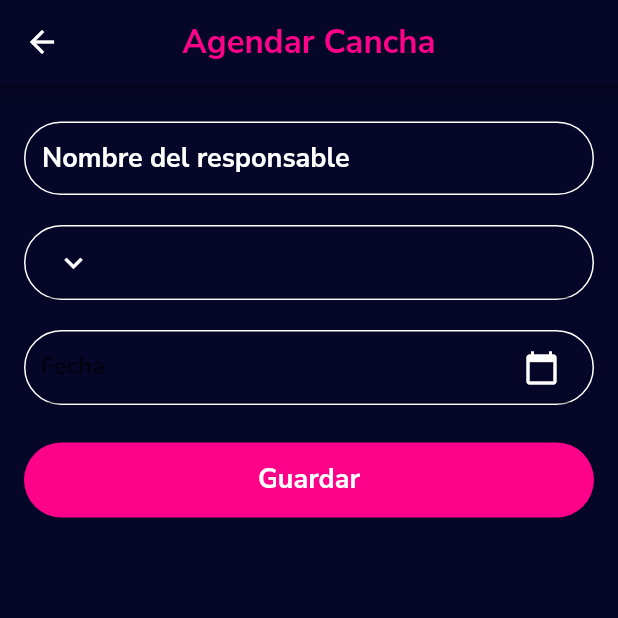
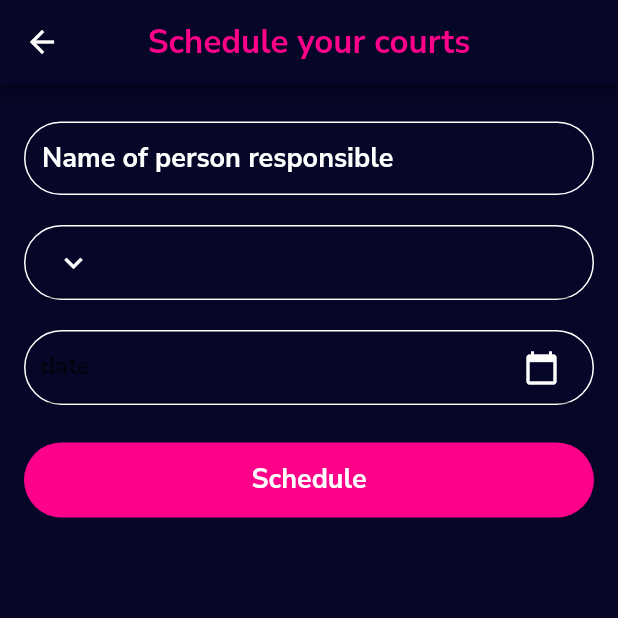
Before and after one commit to ocampo320/just-play-test, a Flutter app: the SavePage screen opened directly, on a phone screen of 412 x 824 dp, the top half of it. Run offline on Flutter 3.47's test engine with Material 2 defaults, Android fonts, the phone set to English and light mode, and no system bars; our stand-ins replace dartz, firebase_core, firebase_remote_config, flutter_bloc, freezed_annotation, sembast; accounts and stored records are empty.

Commit message:
constants

```diff
--- /dev/null
+++ b/lib/core/constants/app_localizations.dart
@@ -0,0 +1,51 @@
+import 'dart:async';
+
+import 'package:flutter/foundation.dart';
+import 'package:flutter/material.dart';
+import 'package:intl/intl.dart';
+
+class AppLocalizationsDelegate extends LocalizationsDelegate<AppLocalizations> {
+  const AppLocalizationsDelegate();
+
+  @override
+  bool isSupported(Locale locale) =>
+      ['en', 'es', 'fr', 'pt'].contains(locale.languageCode);
+
+  @override
+  Future<AppLocalizations> load(Locale locale) {
+    Intl.defaultLocale = locale.languageCode;
+    return SynchronousFuture<AppLocalizations>(AppLocalizations(locale));
+  }
+
+  @override
+  bool shouldReload(AppLocalizationsDelegate old) => false;
+}
+
+class AppLocalizations {
+  AppLocalizations(this.locale);
+
+  Locale locale;
+
+  static AppLocalizations ? of(BuildContext context) {
+    return Localizations.of<AppLocalizations>(context, AppLocalizations);
+  }
+
+  set localizedValues(Map<String, String> value) {
+    _localizedValues = value;
+  }
+
+  Map<String, String> _localizedValues = {
+    'checkInternetConnection': 'Check your internet connection.',
+    'tryAgain': 'Try again',
+  };
+
+  String getLocalizedValue(String key) {
+    return _localizedValues[key] ?? key;
+  }
+
+
+
+String get tryAgain => getLocalizedValue('load'); // Antes estaba 'load'
+
+
+}
--- /dev/null
+++ b/lib/core/constants/constans.dart
@@ -0,0 +1,20 @@
+class Constants {
+  Constants._();
+    static const errorConnecting ='Hubo un problema al conectarse al servidor. Inténtalo de nuevo.';
+        static const errorNetwork = 'No tienes internet, verifica tu conexión.';
+        static const l10n="l10n";
+        static const name="name";
+        static const password="password";
+        static const logIn="LogIn";
+        static const iconImage="assets/icon.webp";
+        static const mainImage="assets/fondo.webp";
+        static const scheduleCourts="Schedule your courts";
+        static const nameResponsible="Name of person responsible";
+        static const selectCourt="Select court";
+        static const date="date";
+        static const schedule="Schedule";
+        static const ok="Ok";
+        static const error="Error";
+        static const courtNoLonger="This court no longer has space for today";
+
+}
--- a/lib/view/home_view/save_page.dart
+++ b/lib/view/home_view/save_page.dart
@@ -6,8 +6,9 @@ import 'package:just_play_test/bloc/home_bloc.dart';
 import 'package:just_play_test/bloc/home_event.dart';
 import 'package:just_play_test/bloc/home_state.dart';
 import 'package:just_play_test/constans/color_manager.dart';
+import 'package:just_play_test/core/constants/constans.dart';
 import 'package:just_play_test/models/court.dart';
-import 'package:just_play_test/view/login_view/app_typography.dart';
+import 'package:just_play_test/view/utils/app_typography.dart';
 import 'package:just_play_test/view/widgets/button_just_play.dart';
 
 import '../widgets/input_just_play.dart';
@@ -25,19 +26,21 @@ class SavePage extends StatelessWidget {
         backgroundColor: ColorManager.neutral800,
         centerTitle: true,
         title: Text(
-          'Agendar Cancha',
+          Constants.scheduleCourts,
           style: AppTypography.stRaleway(
               color: ColorManager.comentary03_900,
               fontSize: 22,
               fontWeight: FontWeight.bold),
         ),
       ),
-      body: SaveForm(),
+      body: const SaveForm(),
     );
   }
 }
 
 class SaveForm extends StatefulWidget {
+  const SaveForm({super.key});
+
   @override
   _SaveFormState createState() => _SaveFormState();
 }
@@ -70,7 +73,7 @@ class _SaveFormState extends State<SaveForm> {
                     });
                   },
                   controller: userInput,
-                  placeHolder: 'Nombre del responsable',
+                  placeHolder:Constants.nameResponsible,
                 ),
                 const SizedBox(
                   height: 20,
@@ -102,7 +105,7 @@ class _SaveFormState extends State<SaveForm> {
                         });
                       },
                       hint: Text(
-                        'Selecciona cancha',
+                        Constants.selectCourt,
                         style: AppTypography.stRaleway(
                             color: ColorManager.neutralWhite,
                             fontSize: 16,
@@ -165,7 +168,7 @@ class _SaveFormState extends State<SaveForm> {
                         controller: dateInput,
                         //editing controller of this TextField
                         decoration: InputDecoration(
-                          hintText: 'Fecha',
+                          hintText: Constants.date,
                           suffixIcon: Icon(
                             Icons.calendar_today,
                             color: ColorManager
@@ -237,7 +240,7 @@ class _SaveFormState extends State<SaveForm> {
                           }
                         }
                       : () {},
-                  title: 'Guardar',
+                  title: Constants.schedule,
 
                 ),
               ],
@@ -256,7 +259,7 @@ class _SaveFormState extends State<SaveForm> {
       isActive = false;
     } else {
       isActive = true;
-      ;
+
     }
     return isActive;
   }
@@ -265,7 +268,7 @@ class _SaveFormState extends State<SaveForm> {
 showAlertDialog(BuildContext context) {
   // set up the button
   Widget okButton = TextButton(
-    child: Text("OK"),
+    child:const Text(Constants.ok),
     onPressed: () {
       Navigator.pop(context);
     },
@@ -273,8 +276,8 @@ showAlertDialog(BuildContext context) {
 
   // set up the AlertDialog
   AlertDialog alert = AlertDialog(
-    title: Text("Error"),
-    content: Text("Esta cancha ya no tiene cupo por hoy"),
+    title: const Text(Constants.error),
+    content:const Text(Constants.courtNoLonger),
     actions: [
       okButton,
     ],
--- a/lib/view/widgets/button_just_play.dart
+++ b/lib/view/widgets/button_just_play.dart
@@ -1,6 +1,6 @@
 import 'package:flutter/material.dart';
 import 'package:just_play_test/constans/color_manager.dart';
-import 'package:just_play_test/view/login_view/app_typography.dart';
+import 'package:just_play_test/view/utils/app_typography.dart';
 
 class ButtonJustPlay extends StatelessWidget {
   const ButtonJustPlay(
--- a/lib/view/widgets/input_just_play.dart
+++ b/lib/view/widgets/input_just_play.dart
@@ -1,6 +1,6 @@
 import 'package:flutter/material.dart';
 import 'package:just_play_test/constans/color_manager.dart';
-import 'package:just_play_test/view/login_view/app_typography.dart';
+import 'package:just_play_test/view/utils/app_typography.dart';
 
 class InputJustPlay extends StatelessWidget {
   const InputJustPlay({
@@ -45,20 +45,20 @@ class InputJustPlay extends StatelessWidget {
             decoration: InputDecoration(
               fillColor: Colors.transparent,
               filled: true,
-              contentPadding: EdgeInsets.fromLTRB(12, 12, 0, 12), // Añade padding a la izquierda
+              contentPadding: const EdgeInsets.fromLTRB(12, 12, 0, 12), // Añade padding a la izquierda
               enabledBorder: OutlineInputBorder(
                 borderSide: BorderSide(
                   color: ColorManager.neutralWhite,
                   width: 1,
                 ),
-                borderRadius: BorderRadius.all(Radius.circular(25)),
+                borderRadius: const BorderRadius.all(Radius.circular(25)),
               ),
               focusedBorder: OutlineInputBorder(
                 borderSide: BorderSide(
                   color: ColorManager.comentary03_900,
                   width: 1,
                 ),
-                borderRadius: BorderRadius.all(Radius.circular(25)),
+                borderRadius: const BorderRadius.all(Radius.circular(25)),
               ),
               hintStyle: AppTypography.stRaleway(
                 color: ColorManager.neutralWhite,
--- a/lib/view/widgets/text_card.dart
+++ b/lib/view/widgets/text_card.dart
@@ -1,8 +1,6 @@
 import 'package:flutter/material.dart';
-import 'package:flutter/src/widgets/framework.dart';
-import 'package:flutter/src/widgets/placeholder.dart';
 import 'package:just_play_test/constans/color_manager.dart';
-import 'package:just_play_test/view/login_view/app_typography.dart';
+import 'package:just_play_test/view/utils/app_typography.dart';
 
 class TextCard extends StatelessWidget {
   const TextCard({super.key, required this.text});
--- a/pubspec.yaml
+++ b/pubspec.yaml
@@ -49,7 +49,10 @@ dependencies:
   intl: ^0.18.0
   google_fonts: ^4.0.3
   freezed_annotation: ^2.4.1
-
+  firebase_core: ^2.15.1
+  cloud_firestore: ^4.9.1
+  firebase_remote_config: ^4.2.5
+  firebase_analytics: ^10.5.1
 
 dev_dependencies:
   flutter_test:
```
Also changed, not shown: lib/bloc/home_bloc.dart (+4 -8 lines), lib/core/themes/custom_theme.dart (added, +19 -0 lines), lib/main.dart (+76 -6 lines), lib/view/home_view/home_view.dart (+11 -8 lines), lib/view/login_view/login_view.dart (+27 -13 lines), lib/view/widgets/card_widget.dart (+3 -5 lines), lib/view/utils/app_typography.dart (renamed from lib/view/login_view/app_typography.dart), pubspec.lock, 14 other files.
